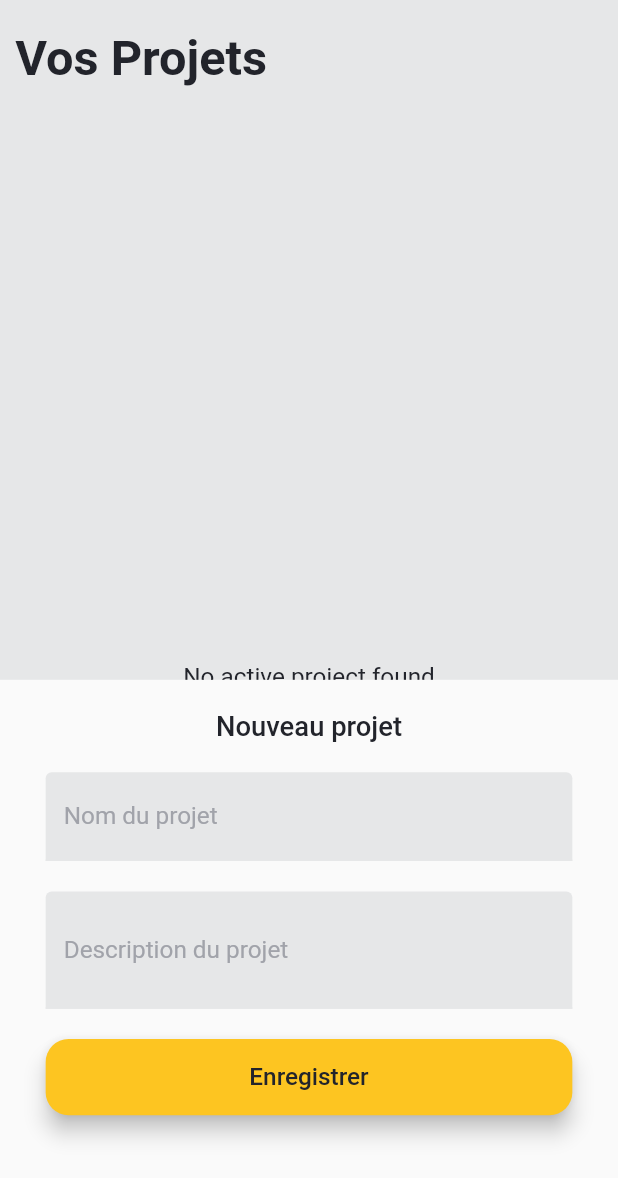
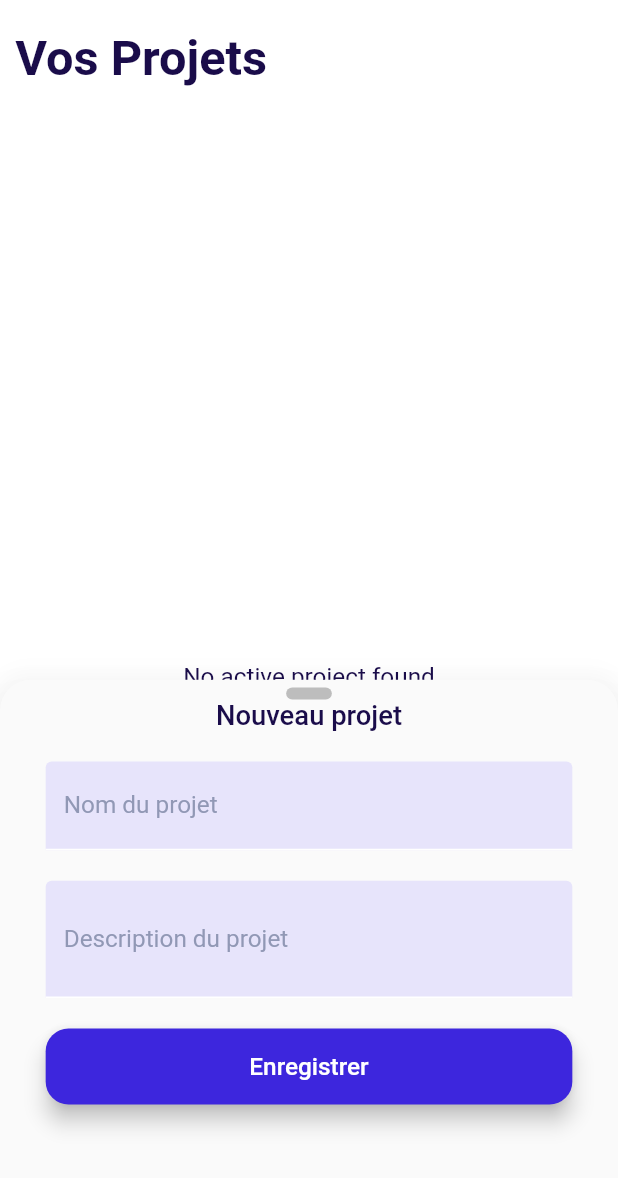
Before and after one commit to Toavina23/tasks, a Flutter app: the screen it shows after launch, after a tap on the "add" icon, on a phone screen of 412 x 824 dp. Shown: the top 1178 px of the screen. Run offline on Flutter 3.47's test engine with Material 2 defaults, Android fonts, the phone set to English and light mode, and no system bars; our stand-ins replace awesome_snackbar_content, dartz, equatable, flutter_bloc, flutter_easyloading, flutter_screenutil and 8 more; missing offline and left inert: dart:ffi; accounts and stored records are empty.

Commit message:
home project list design changes

```diff
--- a/lib/presentation/components/app_scaffold.dart
+++ b/lib/presentation/components/app_scaffold.dart
@@ -1,5 +1,4 @@
 import 'package:flutter/material.dart';
-import 'package:flutter_screenutil/flutter_screenutil.dart';
 
 class AppScafold extends StatelessWidget {
   const AppScafold({super.key, required this.child, this.appBar});
@@ -11,10 +10,7 @@ class AppScafold extends StatelessWidget {
       appBar: appBar,
       body: SafeArea(
         maintainBottomViewPadding: true,
-        child: Padding(
-          padding: EdgeInsets.symmetric(vertical: 0.0, horizontal: 10.0.sp),
-          child: child,
-        ),
+        child: child,
       ),
     );
   }
--- a/lib/presentation/screens/home/components/project_card.dart
+++ b/lib/presentation/screens/home/components/project_card.dart
@@ -7,6 +7,7 @@ import 'package:step_progress_indicator/step_progress_indicator.dart';
 import 'package:tasks/domain/entities/project_entity.dart';
 import 'package:tasks/presentation/blocs/projectList/project_list_bloc.dart';
 import 'package:tasks/presentation/blocs/projectList/project_list_event.dart';
+import 'package:tasks/presentation/theme/app_colors.dart';
 
 class ProjectCard extends StatelessWidget {
   final ProjectEntity project;
@@ -54,6 +55,13 @@ class ProjectCard extends StatelessWidget {
       decoration: BoxDecoration(
         color: Colors.white,
         borderRadius: BorderRadius.circular(30.sp),
+        boxShadow: const [
+          BoxShadow(
+              color: Colors.grey,
+              spreadRadius: 1,
+              blurRadius: 15,
+              offset: Offset(1, 15))
+        ],
       ),
       child: LayoutBuilder(
         builder: (context, boxConstraints) {
@@ -77,7 +85,7 @@ class ProjectCard extends StatelessWidget {
                           totalSteps: 100,
                           currentStep: 74,
                           stepSize: 10,
-                          selectedColor: Colors.greenAccent,
+                          selectedColor: AppColors.terciary,
                           unselectedColor: Colors.grey[200],
                           padding: 0,
                           width: boxConstraints.maxWidth * 0.6,
--- a/lib/presentation/screens/home/home.dart
+++ b/lib/presentation/screens/home/home.dart
@@ -43,6 +43,13 @@ class _HomeState extends State<Home> {
 
   _addProject() {
     showBottomSheet(
+      elevation: 20,
+      shape: RoundedRectangleBorder(
+        borderRadius: BorderRadius.only(
+          topLeft: Radius.circular(20.sp),
+          topRight: Radius.circular(20.sp),
+        ),
+      ),
       context: context,
       builder: (context) {
         return SizedBox(
@@ -51,9 +58,17 @@ class _HomeState extends State<Home> {
           child: Form(
               key: _formKey,
               child: Padding(
-                padding: EdgeInsets.only(top: 20.sp, left: 30.sp, right: 30.sp),
+                padding: EdgeInsets.only(top: 5.sp, left: 30.sp, right: 30.sp),
                 child: Column(
+                  crossAxisAlignment: CrossAxisAlignment.center,
                   children: [
+                    Container(
+                      decoration: BoxDecoration(
+                          borderRadius: BorderRadius.circular(5),
+                          color: Colors.grey[400]),
+                      width: 30.sp,
+                      height: 8.sp,
+                    ),
                     Text(
                       "Nouveau projet",
                       style: Theme.of(context).textTheme.bodyLarge,
@@ -152,6 +167,7 @@ class _HomeState extends State<Home> {
           Gap(20.sp),
           Row(
             children: [
+              Gap(10.sp),
               Text(
                 "Vos Projets",
                 style: Theme.of(context).textTheme.displayLarge,
@@ -172,6 +188,8 @@ class _HomeState extends State<Home> {
                         }
                         List<ProjectEntity> projects = state.results;
                         return GridView.builder(
+                            padding: EdgeInsets.symmetric(
+                                vertical: 5.0.sp, horizontal: 10.0.sp),
                             gridDelegate:
                                 SliverGridDelegateWithFixedCrossAxisCount(
                                     mainAxisSpacing: 10.sp,
--- a/lib/presentation/theme/app_colors.dart
+++ b/lib/presentation/theme/app_colors.dart
@@ -1,9 +1,10 @@
 import 'package:flutter/material.dart';
 
 class AppColors {
-  static const primary = Color(0xFFFDC521);
-  static const secondary = Color(0xFF263565);
-  static const textColor = Color(0xFF22242B);
-  static const secondaryTextColor = Color(0xFFA1A3AA);
-  static const scaffoldColor = Color(0xFFe6e7e8);
+  static const primary = Color(0xFF3D26DD);
+  static const secondary = Color(0xFFFEABA7);
+  static const terciary = Color(0xFF30A3FF);
+  static const textColor = Color(0xFF1A0C4A);
+  static const secondaryTextColor = Color(0xFF9198B5);
+  static const scaffoldColor = Colors.white;
 }
--- a/lib/presentation/theme/app_theme.dart
+++ b/lib/presentation/theme/app_theme.dart
@@ -1,16 +1,18 @@
 import 'package:flutter/material.dart';
 import 'package:flutter_screenutil/flutter_screenutil.dart';
+import 'package:google_fonts/google_fonts.dart';
 
 import 'app_colors.dart';
 
 final appTheme = ThemeData(
   primaryColor: AppColors.primary,
   scaffoldBackgroundColor: AppColors.scaffoldColor,
-  textTheme: ThemeData.light().textTheme.copyWith(
+  textTheme: GoogleFonts.robotoTextTheme(ThemeData.light().textTheme).copyWith(
     displayLarge: TextStyle(
       fontSize: 32.sp,
       color: AppColors.textColor,
-            fontWeight: FontWeight.w600),
+      fontWeight: FontWeight.w600,
+    ),
     displayMedium: TextStyle(
         fontSize: 28.sp,
         color: AppColors.textColor,
@@ -19,9 +21,8 @@ final appTheme = ThemeData(
     bodyLarge: TextStyle(fontSize: 18.sp, color: AppColors.textColor),
     bodyMedium: TextStyle(fontSize: 16.sp, color: AppColors.textColor),
     titleMedium:
-            TextStyle(color: AppColors.secondaryTextColor, fontSize: 18.sp),
-        titleSmall:
-            TextStyle(color: AppColors.secondaryTextColor, fontSize: 16.sp),
+        TextStyle(color: AppColors.secondaryTextColor, fontSize: 15.sp),
+    titleSmall: TextStyle(color: AppColors.secondaryTextColor, fontSize: 13.sp),
   ),
   buttonTheme: ButtonThemeData(
     buttonColor: AppColors.secondary,
@@ -35,7 +36,7 @@ final appTheme = ThemeData(
     style: ElevatedButton.styleFrom(
       elevation: 6.0,
       backgroundColor: AppColors.primary,
-      foregroundColor: AppColors.textColor,
+      foregroundColor: Colors.white,
       minimumSize: Size.fromHeight(50.sp),
       textStyle: TextStyle(
           fontSize: 16.sp,
@@ -50,7 +51,7 @@ final appTheme = ThemeData(
     ),
   ),
   inputDecorationTheme: InputDecorationTheme(
-    fillColor: AppColors.scaffoldColor,
+    fillColor: const Color(0xFFe7e4fb),
     filled: true,
     labelStyle: TextStyle(color: AppColors.secondaryTextColor, fontSize: 16.sp),
     focusedBorder: const UnderlineInputBorder(
--- a/pubspec.yaml
+++ b/pubspec.yaml
@@ -47,6 +47,7 @@ dependencies:
   go_router: ^5.0.1
   sqflite: ^2.2.3
   step_progress_indicator: ^1.0.2
+  google_fonts: ^4.0.3
 
 dev_dependencies:
   flutter_lints: ^2.0.0
```
Also changed, not shown: pubspec.lock, 1 other file. Lines whose indentation alone changed are shown as unchanged.
